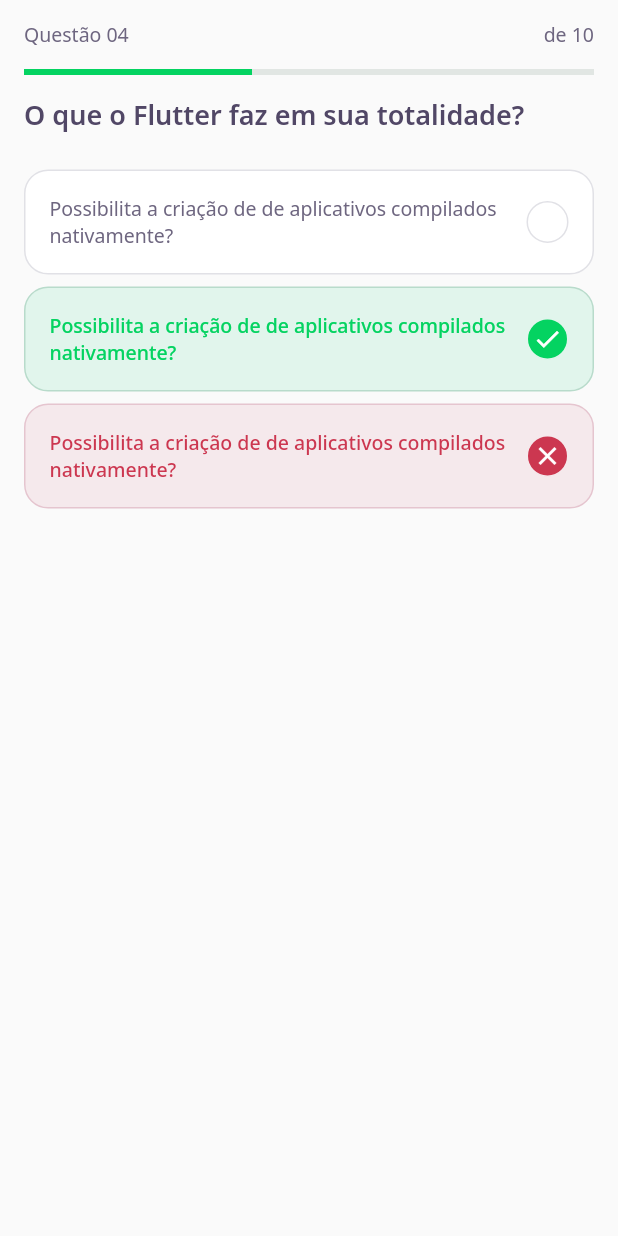
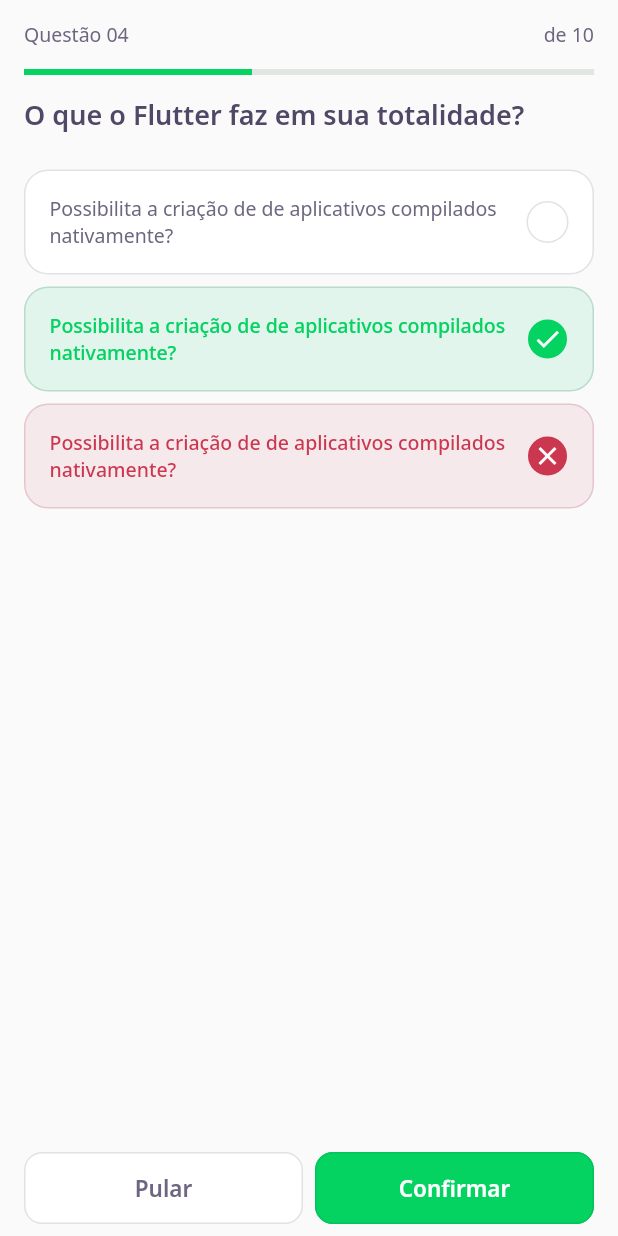
Before and after one commit to dsErick/devquiz-nlw5, a Flutter app: the ChallengePage screen opened directly, on a phone screen of 412 x 824 dp. Run offline on Flutter 3.47's test engine with Material 2 defaults, Android fonts, the phone set to English and light mode, and no system bars; our stand-ins replace google_fonts; accounts and stored records are empty.

Commit message:
Parte inicial do NextButtonWidget

```diff
--- a/lib/challenge/challenge_page.dart
+++ b/lib/challenge/challenge_page.dart
@@ -1,5 +1,6 @@
 import 'package:flutter/material.dart';
 
+import 'widgets/next_button/next_button_widget.dart';
 import 'widgets/question_indicator/question_indicator_widget.dart';
 import 'widgets/quiz/quiz_widget.dart';
 
@@ -7,21 +8,40 @@ class ChallengePage extends StatefulWidget {
   const ChallengePage({Key? key}) : super(key: key);
 
   @override
-    _ChallengePageState createState () => _ChallengePageState();
+  _ChallengePageState createState() => _ChallengePageState();
 }
 
 class _ChallengePageState extends State<ChallengePage> {
   @override
-    Widget build(BuildContext context){
+  Widget build(BuildContext context) {
     return Scaffold(
       appBar: PreferredSize(
         preferredSize: Size.fromHeight(64),
         child: SafeArea(
           top: true,
-                    child: QuestionIndicatorWidget()
-                )
+          child: QuestionIndicatorWidget(),
         ),
-            body: QuizWidget(title: 'O que o Flutter faz em sua totalidade?')
+      ),
+      body: QuizWidget(
+        title: 'O que o Flutter faz em sua totalidade?',
+      ),
+      bottomNavigationBar: SafeArea(
+        bottom: true,
+        child: Container(
+          padding: const EdgeInsets.symmetric(horizontal: 16, vertical: 8),
+          child: Row(
+            children: <Widget>[
+              Expanded(
+                child: NextButtonWidget.white(label: 'Pular', onTap: () {}),
+              ),
+              SizedBox(width: 8),
+              Expanded(
+                child: NextButtonWidget.darkGreen(label: 'Confirmar', onTap: () {}),
+              ),
+            ],
+          ),
+        ),
+      ),
     );
   }
 }
--- /dev/null
+++ b/lib/challenge/widgets/next_button/next_button_widget.dart
@@ -0,0 +1,60 @@
+import 'package:flutter/material.dart';
+import 'package:google_fonts/google_fonts.dart';
+
+import 'package:dev_quiz/core/app_colors.dart';
+
+class NextButtonWidget extends StatelessWidget {
+  final String label;
+  final Color backgroundColor;
+  final Color borderColor;
+  final Color fontColor;
+  final VoidCallback onTap;
+
+  NextButtonWidget({
+    required this.label,
+    required this.backgroundColor,
+    required this.borderColor,
+    required this.fontColor,
+    required this.onTap
+  });
+
+  /// Construtor para um botão com fundo verde
+  NextButtonWidget.darkGreen({ required this.label, required this.onTap })
+    : this.backgroundColor = AppColors.darkGreen,
+      this.borderColor = AppColors.darkShadeGreen,
+      this.fontColor = AppColors.white;
+
+  /// Construtor para um botão com fundo branco
+  NextButtonWidget.white({ required this.label, required this.onTap })
+    : this.backgroundColor = AppColors.white,
+      this.borderColor = AppColors.border,
+      this.fontColor = AppColors.grey;
+
+  @override
+  Widget build(BuildContext context) {
+    return Container(
+      height: 48,
+      child: TextButton(
+        style: ButtonStyle(
+          backgroundColor: MaterialStateProperty.all(backgroundColor),
+          shape: MaterialStateProperty.all(
+            RoundedRectangleBorder(
+              borderRadius: BorderRadius.circular(12),
+              side: BorderSide(color: borderColor),
+            ),
+          ),
+          overlayColor: MaterialStateProperty.all(borderColor),
+        ),
+        onPressed: onTap,
+        child: Text(
+          label,
+          style: GoogleFonts.notoSans(
+            fontWeight: FontWeight.w600,
+            fontSize: 15,
+            color: fontColor,
+          ),
+        ),
+      ),
+    );
+  }
+}
--- a/lib/challenge/widgets/quiz/quiz_widget.dart
+++ b/lib/challenge/widgets/quiz/quiz_widget.dart
@@ -4,9 +4,9 @@ import 'package:dev_quiz/core/app_text_styles.dart';
 import '../answer/answer_widget.dart';
 
 class QuizWidget extends StatelessWidget {
-    const QuizWidget({Key? key, required this.title}) : super (key: key);
+  final String title;
 
-    final String title;
+  const QuizWidget({Key? key, required this.title}) : super(key: key);
 
   @override
   Widget build(BuildContext context) {
@@ -15,28 +15,24 @@ class QuizWidget extends StatelessWidget {
       child: Column(
         crossAxisAlignment: CrossAxisAlignment.start,
         children: <Widget>[
-                    Text(
-                        title,
-                        style: AppTextStyles.heading
+          Text(title, style: AppTextStyles.heading),
+          SizedBox(height: 24),
+          AnswerWidget(
+            title: 'Possibilita a criação de de aplicativos compilados nativamente?'
           ),
-                    SizedBox(height: 24),
-
-                    AnswerWidget(title: 'Possibilita a criação de de aplicativos compilados nativamente?'),
           SizedBox(height: 8),
-
           AnswerWidget(
             title: 'Possibilita a criação de de aplicativos compilados nativamente?',
             isRight: true,
-                        isSelected: true
+            isSelected: true,
           ),
           SizedBox(height: 8),
-
           AnswerWidget(
             title: 'Possibilita a criação de de aplicativos compilados nativamente?',
-                        isSelected: true
+            isSelected: true,
           ),
-                ]
-            )
+        ],
+      ),
     );
   }
 }
--- a/lib/core/app_colors.dart
+++ b/lib/core/app_colors.dart
@@ -14,6 +14,7 @@ class AppColors {
     static final Color lightGreen = Color(0xFFE1F5EC);
     static final Color green = Color(0xFFB8DBCB);
     static final Color darkGreen = Color(0xFF04D361);
+    static final Color darkShadeGreen = Color(0xFF04C35A);
 
     //Reds
     static final Color lightRed = Color(0xFFF5E9EC);
--- a/lib/core/app_widget.dart
+++ b/lib/core/app_widget.dart
@@ -10,7 +10,7 @@ class AppWidget extends StatelessWidget {
         return MaterialApp(
             title: 'DevQuiz',
             debugShowCheckedModeBanner: false,
-            home: HomePage(),
+            home: ChallengePage(),
         );
     }
 }
```
Also changed, not shown: db/quizzes.json (+35 -0 lines), lib/home/home_controller.dart (+1 -7 lines), lib/home/home_page.dart (+4 -4 lines), lib/home/home_repository.dart (indentation only). Lines whose indentation alone changed are shown as unchanged.
